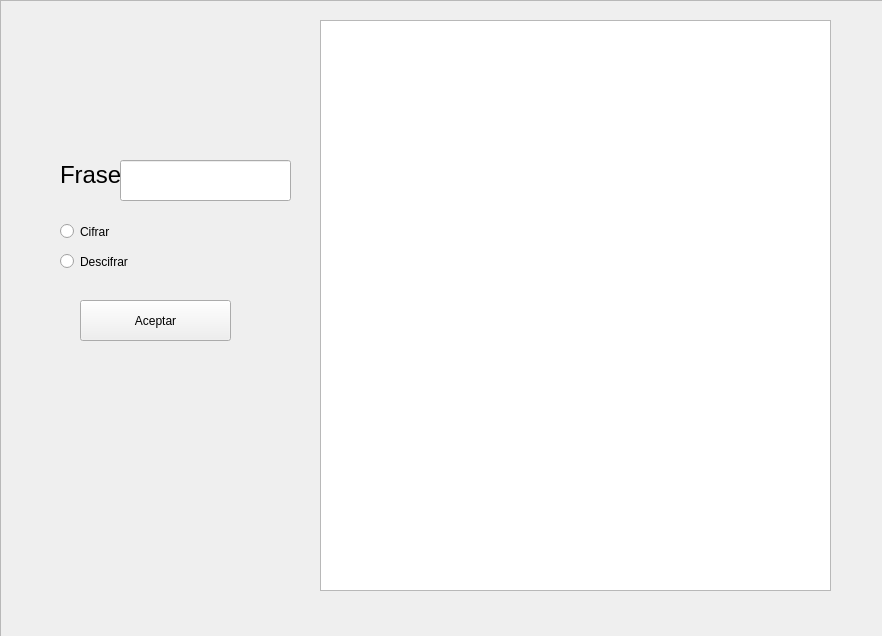
The window that TDA/cframe.ui (EmaGaleas/criptoversidad) describes before a commit, drawn with Qt 5.
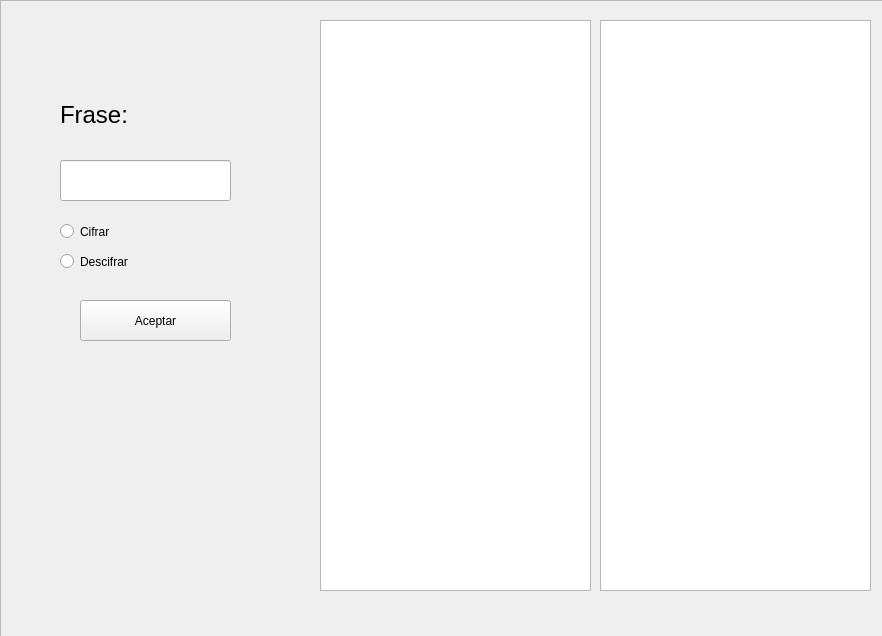
The same window after the commit.

```diff
--- a/TDA/cframe.ui
+++ b/TDA/cframe.ui
@@ -72,8 +72,8 @@
      <property name="geometry">
       <rect>
        <x>60</x>
-       <y>160</y>
-       <width>61</width>
+       <y>100</y>
+       <width>111</width>
        <height>31</height>
       </rect>
      </property>
@@ -84,7 +84,7 @@
     <widget class="QLineEdit" name="TBx_Frase">
      <property name="geometry">
       <rect>
-       <x>120</x>
+       <x>60</x>
        <y>160</y>
        <width>171</width>
        <height>41</height>
@@ -96,7 +96,17 @@
       <rect>
        <x>320</x>
        <y>20</y>
-       <width>511</width>
+       <width>271</width>
+       <height>571</height>
+      </rect>
+     </property>
+    </widget>
+    <widget class="QTableWidget" name="TW_Mostrar2">
+     <property name="geometry">
+      <rect>
+       <x>600</x>
+       <y>20</y>
+       <width>271</width>
        <height>571</height>
       </rect>
      </property>
```
